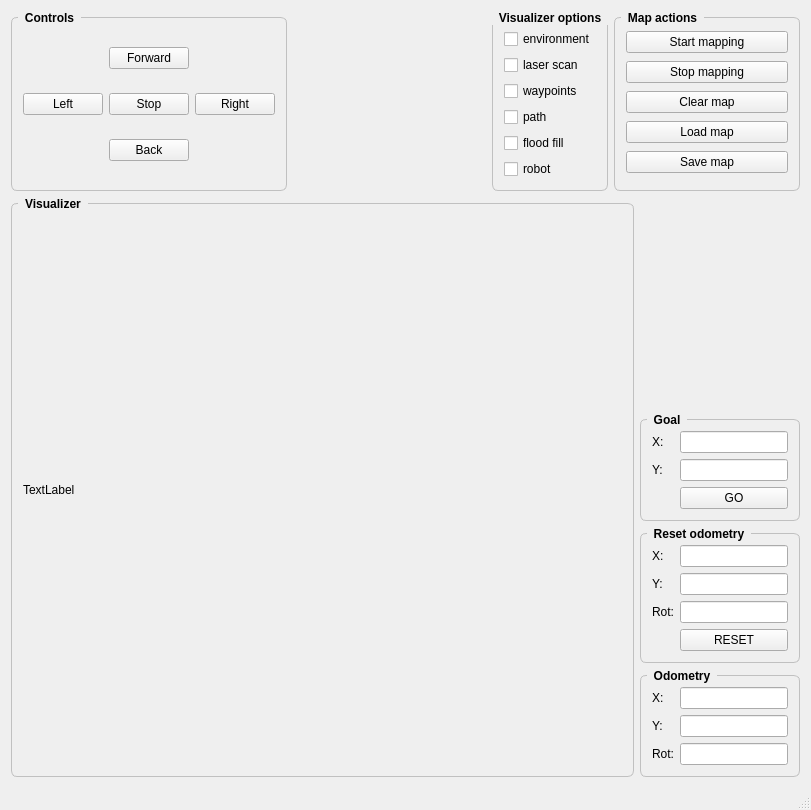
First picture: the form in kobuki_project/ui/mainwindow.ui, repository JakubHazik/rmr_kobuki, before the edit.
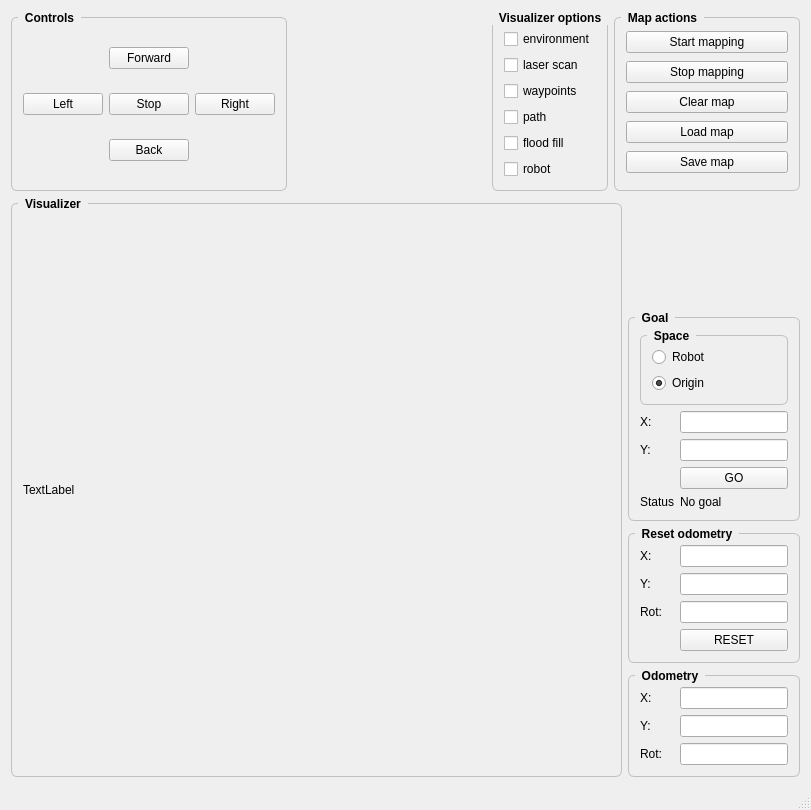
Second picture: the form after the edit.

The edit to the form file:
```diff
--- a/kobuki_project/ui/mainwindow.ui
+++ b/kobuki_project/ui/mainwindow.ui
@@ -422,7 +422,7 @@
            <string>Goal</string>
           </property>
           <layout class="QGridLayout" name="goal">
-           <item row="1" column="0">
+           <item row="2" column="0">
             <widget class="QLabel" name="label_6">
              <property name="text">
               <string>X:</string>
@@ -430,6 +430,23 @@
             </widget>
            </item>
            <item row="3" column="1">
+            <widget class="QLineEdit" name="edit_go_y">
+             <property name="sizePolicy">
+              <sizepolicy hsizetype="Fixed" vsizetype="Fixed">
+               <horstretch>0</horstretch>
+               <verstretch>0</verstretch>
+              </sizepolicy>
+             </property>
+            </widget>
+           </item>
+           <item row="3" column="0">
+            <widget class="QLabel" name="label_5">
+             <property name="text">
+              <string>Y:</string>
+             </property>
+            </widget>
+           </item>
+           <item row="5" column="1">
             <widget class="QPushButton" name="button_go_to_pos">
              <property name="text">
               <string>GO</string>
@@ -437,16 +454,6 @@
             </widget>
            </item>
            <item row="2" column="1">
-            <widget class="QLineEdit" name="edit_go_y">
-             <property name="sizePolicy">
-              <sizepolicy hsizetype="Fixed" vsizetype="Fixed">
-               <horstretch>0</horstretch>
-               <verstretch>0</verstretch>
-              </sizepolicy>
-             </property>
-            </widget>
-           </item>
-           <item row="1" column="1">
             <widget class="QLineEdit" name="edit_go_x">
              <property name="sizePolicy">
               <sizepolicy hsizetype="Fixed" vsizetype="Fixed">
@@ -456,10 +463,47 @@
              </property>
             </widget>
            </item>
-           <item row="2" column="0">
-            <widget class="QLabel" name="label_5">
+           <item row="1" column="0" colspan="2">
+            <widget class="QGroupBox" name="groupBox_2">
+             <property name="styleSheet">
+              <string notr="true">
+font: 57 italic 11pt &quot;Ubuntu&quot;;</string>
+             </property>
+             <property name="title">
+              <string>Space</string>
+             </property>
+             <layout class="QGridLayout" name="gridLayout_2">
+              <item row="0" column="0">
+               <widget class="QRadioButton" name="spaceRobot">
+                <property name="text">
+                 <string>Robot</string>
+                </property>
+               </widget>
+              </item>
+              <item row="1" column="0">
+               <widget class="QRadioButton" name="spaceOrigin">
+                <property name="text">
+                 <string>Origin</string>
+                </property>
+                <property name="checked">
+                 <bool>true</bool>
+                </property>
+               </widget>
+              </item>
+             </layout>
+            </widget>
+           </item>
+           <item row="6" column="1">
+            <widget class="QLabel" name="goalStatus">
              <property name="text">
-              <string>Y:</string>
+              <string>No goal</string>
+             </property>
+            </widget>
+           </item>
+           <item row="6" column="0">
+            <widget class="QLabel" name="label_7">
+             <property name="text">
+              <string>Status</string>
              </property>
             </widget>
            </item>
```
